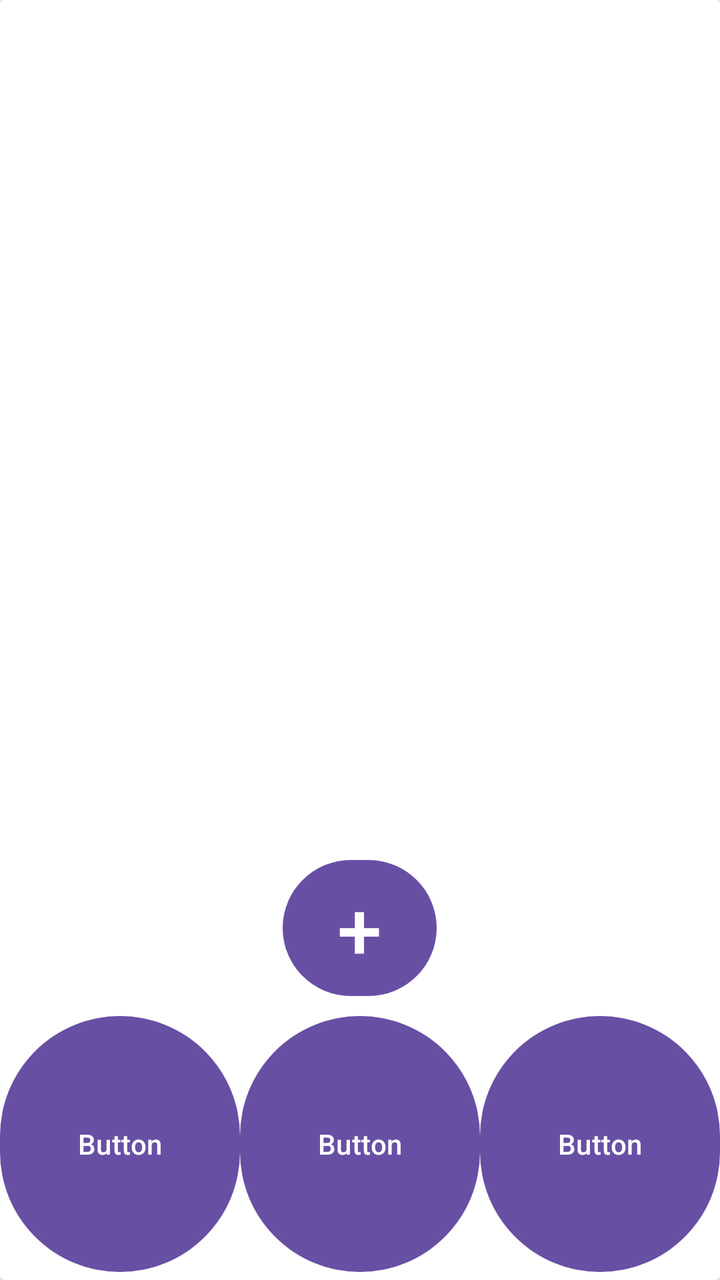
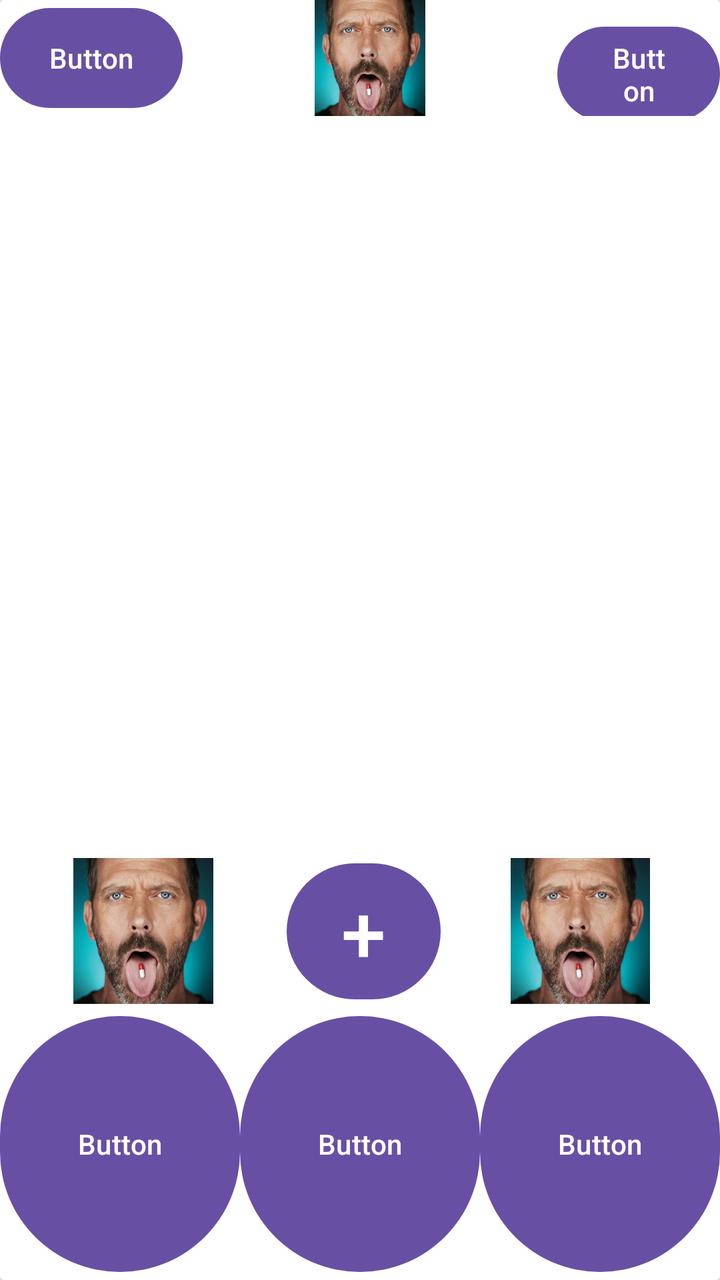

Two renders of the same Android screen: before a commit and after it. Below are the layout's source before the change and the commit's diff.
<!-- AndroidManifest.xml: application theme Theme.BeeBudgetingLimited -->
<!-- res/layout/activity_barry_dress_up.xml -->
<?xml version="1.0" encoding="utf-8"?>
<androidx.drawerlayout.widget.DrawerLayout xmlns:android="http://schemas.android.com/apk/res/android"
    xmlns:app="http://schemas.android.com/apk/res-auto"
    xmlns:tools="http://schemas.android.com/tools"
    android:id="@+id/main"
    android:layout_width="match_parent"
    android:layout_height="match_parent"
    tools:context=".BarryDressUp">
    <androidx.cardview.widget.CardView
        android:layout_width="match_parent"
        android:layout_height="wrap_content">

        <LinearLayout
            android:layout_width="match_parent"
            android:layout_height="519dp"
            android:orientation="vertical" >

        </LinearLayout>

        <LinearLayout
            android:layout_width="match_parent"
            android:layout_height="213dp"
            android:layout_gravity="bottom"
            android:layout_weight="1"
            android:gravity="bottom"
            android:orientation="vertical">

            <Button
                android:id="@+id/Addbtn"
                android:layout_width="77dp"
                android:layout_height="76dp"
                android:layout_gravity="center"
                android:text="+"
                android:textSize="40dp"
                app:iconSize="50dp" />

            <LinearLayout
                android:layout_width="match_parent"
                android:layout_height="138dp"
                android:layout_gravity="bottom"
                android:gravity="bottom"
                android:orientation="horizontal">

                <Button
                    android:id="@+id/HomeButton"
                    android:layout_width="100dp"
                    android:layout_height="136dp"
                    android:layout_weight="1"
                    android:text="Button" />

                <Button
                    android:id="@+id/Barrybtn"
                    android:layout_width="100dp"
                    android:layout_height="136dp"
                    android:layout_weight="1"
                    android:text="Button" />

                <Button
                    android:id="@+id/Analycticsbtn"
                    android:layout_width="100dp"
                    android:layout_height="136dp"
                    android:layout_weight="1"
                    android:text="Button" />

            </LinearLayout>
        </LinearLayout>

    </androidx.cardview.widget.CardView>
</androidx.drawerlayout.widget.DrawerLayout>
<!-- resources referenced by this layout -->
<resources>
  <style name="Theme.BeeBudgetingLimited" parent="Base.Theme.BeeBudgetingLimited" />
  <style name="Base.Theme.BeeBudgetingLimited" parent="Theme.Material3.DayNight.NoActionBar">
          
          
      </style>
</resources>

<!-- the commit's change to res/layout/activity_barry_dress_up.xml (unified diff, before → after) -->
@@ -13,7 +13,39 @@
         <LinearLayout
             android:layout_width="match_parent"
             android:layout_height="519dp"
-            android:orientation="vertical" >
+            android:layout_gravity="top"
+            android:foregroundGravity="top"
+            android:gravity="bottom|top"
+            android:orientation="vertical">
+
+            <LinearLayout
+                android:layout_width="match_parent"
+                android:layout_height="58dp"
+                android:layout_gravity="top"
+                android:foregroundGravity="top"
+                android:orientation="horizontal">
+
+                <Button
+                    android:id="@+id/button"
+                    android:layout_width="270dp"
+                    android:layout_height="match_parent"
+                    android:layout_weight="1"
+                    android:text="Button" />
+
+                <ImageView
+                    android:id="@+id/imageView3"
+                    android:layout_width="366dp"
+                    android:layout_height="wrap_content"
+                    android:layout_weight="1"
+                    app:srcCompat="@drawable/house" />
+
+                <Button
+                    android:id="@+id/button2"
+                    android:layout_width="260dp"
+                    android:layout_height="wrap_content"
+                    android:layout_weight="1"
+                    android:text="Button" />
+            </LinearLayout>
 
         </LinearLayout>
 
@@ -25,14 +57,35 @@
             android:gravity="bottom"
             android:orientation="vertical">
 
-            <Button
-                android:id="@+id/Addbtn"
-                android:layout_width="77dp"
-                android:layout_height="76dp"
-                android:layout_gravity="center"
-                android:text="+"
-                android:textSize="40dp"
-                app:iconSize="50dp" />
+            <LinearLayout
+                android:layout_width="match_parent"
+                android:layout_height="73dp"
+                android:orientation="horizontal">
+
+                <ImageView
+                    android:id="@+id/imageView4"
+                    android:layout_width="104dp"
+                    android:layout_height="wrap_content"
+                    android:layout_weight="1"
+                    app:srcCompat="@drawable/house" />
+
+                <Button
+                    android:id="@+id/Addbtn"
+                    android:layout_width="77dp"
+                    android:layout_height="76dp"
+                    android:layout_gravity="center"
+                    android:text="+"
+                    android:textSize="40dp"
+                    app:iconSize="50dp" />
+
+                <ImageView
+                    android:id="@+id/imageView5"
+                    android:layout_width="100dp"
+                    android:layout_height="wrap_content"
+                    android:layout_weight="1"
+                    app:srcCompat="@drawable/house" />
+
+            </LinearLayout>
 
             <LinearLayout
                 android:layout_width="match_parent"
<!-- resource entries referenced after the edit -->
@@ -1,5 +1,6 @@
 <!-- resources referenced by this layout -->
 <resources>
+  <!-- drawable house: png bitmap (drawable, 413934 bytes) -->
   <style name="Theme.BeeBudgetingLimited" parent="Base.Theme.BeeBudgetingLimited" />
   <style name="Base.Theme.BeeBudgetingLimited" parent="Theme.Material3.DayNight.NoActionBar">
           
